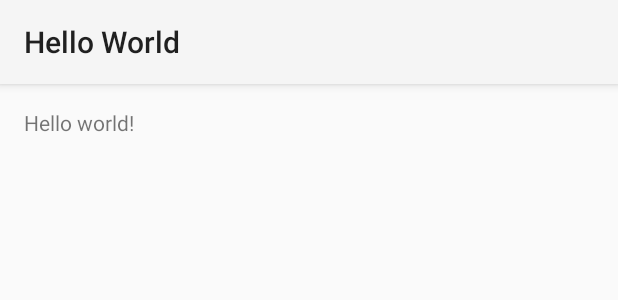
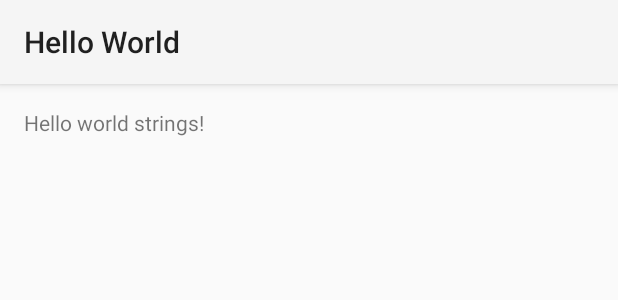
Before and after one commit to allenmopom/HelloWorld, an Android app: the layout activity_main.xml on its own in the app's theme, with its tools: preview values and no code run, on a phone screen of 412 x 824 dp. Shown: the top 300 px of the screen. Run offline under Robolectric (Android 15) with nearby library versions, the phone set to English and light mode, and no system bars.

Commit message:
First commit

```diff
--- a/app/src/main/res/values/strings.xml
+++ b/app/src/main/res/values/strings.xml
@@ -1,6 +1,6 @@
 <resources>
     <string name="app_name">Hello World</string>
 
-    <string name="hello_world">Hello world!</string>
+    <string name="hello_world">Hello world strings!</string>
     <string name="action_settings">Settings</string>
 </resources>
```
